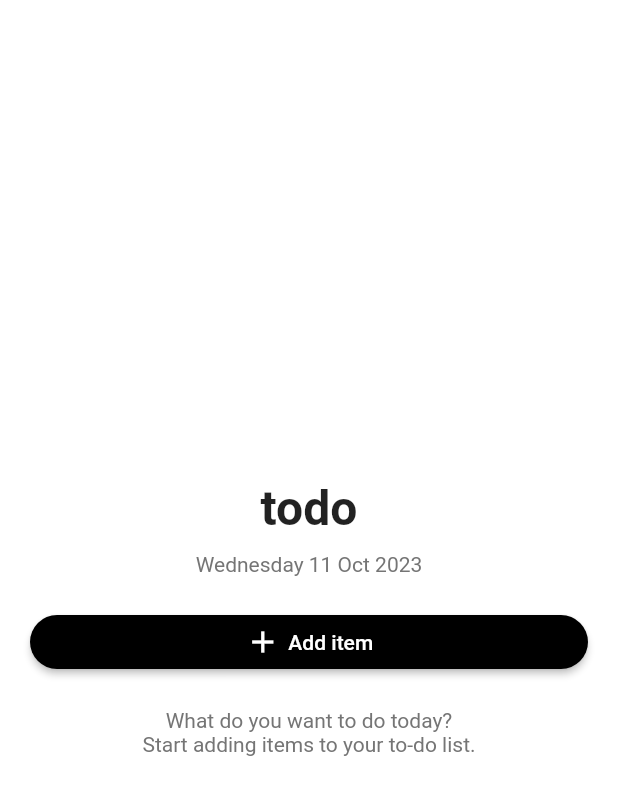
After one commit to loandre/ToDoApp, a Flutter app: the TodosListScreen screen opened directly, on a phone screen of 412 x 824 dp. The commit adds this screen. Shown: the top 795 px of the screen. Run offline on Flutter 3.47's test engine with Material 2 defaults, Android fonts, the phone set to English and light mode, and no system bars; our stand-ins replace sqflite; accounts and stored records are empty.

Commit message:
data persistence on separate screens

```diff
--- /dev/null
+++ b/lib/screens/empty_todo.dart
@@ -0,0 +1,63 @@
+import 'package:flutter/material.dart';
+import 'package:intl/intl.dart';
+import 'package:to_do_app/screens/input_todo.dart';
+
+class EmptyTodoScreen extends StatefulWidget {
+  @override
+  _EmptyTodoScreenState createState() => _EmptyTodoScreenState();
+}
+
+class _EmptyTodoScreenState extends State<EmptyTodoScreen> {
+  void _navigateToInputScreen() {
+    Navigator.of(context)
+        .push(MaterialPageRoute(builder: (context) => InputTodoScreen()));
+  }
+
+  @override
+  Widget build(BuildContext context) {
+    return Scaffold(
+      body: Padding(
+        padding: const EdgeInsets.all(20.0),
+        child: Column(
+          mainAxisAlignment: MainAxisAlignment.center,
+          children: <Widget>[
+            Text(
+              'todo',
+              style: TextStyle(fontSize: 32, fontWeight: FontWeight.bold),
+            ),
+            SizedBox(height: 10),
+            Text(
+              DateFormat('EEEE dd MMM yyyy').format(DateTime.now()),
+              style: TextStyle(color: Colors.grey[600]),
+            ),
+            SizedBox(height: 20),
+            ElevatedButton(
+              onPressed: _navigateToInputScreen,
+              child: Row(
+                mainAxisAlignment: MainAxisAlignment.center,
+                children: [
+                  Icon(Icons.add, color: Colors.white),
+                  SizedBox(width: 5.0),
+                  Text('Add item'),
+                ],
+              ),
+              style: ElevatedButton.styleFrom(
+                primary: Colors.black,
+                onPrimary: Colors.white,
+                shape: RoundedRectangleBorder(
+                  borderRadius: BorderRadius.circular(30),
+                ),
+              ),
+            ),
+            SizedBox(height: 20),
+            Text(
+              "What do you want to do today?\nStart adding items to your to-do list.",
+              textAlign: TextAlign.center,
+              style: TextStyle(color: Colors.grey[600]),
+            ),
+          ],
+        ),
+      ),
+    );
+  }
+}
--- /dev/null
+++ b/lib/screens/list_todos.dart
@@ -0,0 +1,92 @@
+import 'package:flutter/material.dart';
+import 'package:intl/intl.dart';
+import 'package:to_do_app/models/item_todo.dart';
+import 'package:to_do_app/utils/database.dart';
+import 'package:to_do_app/screens/empty_todo.dart';
+
+class TodosListScreen extends StatefulWidget {
+  @override
+  _TodosListScreenState createState() => _TodosListScreenState();
+}
+
+class _TodosListScreenState extends State<TodosListScreen> {
+  List<TodoItem> todoItems = [];
+
+  @override
+  void initState() {
+    super.initState();
+    _loadTodoItems();
+  }
+
+  void _loadTodoItems() async {
+    List<Map<String, dynamic>> allRows = await DatabaseHelper.instance.queryAllRows();
+    List<TodoItem> loadedItems = allRows.map((row) => TodoItem.fromMap(row)).toList();
+
+    setState(() {
+      todoItems = loadedItems;
+    });
+  }
+
+  void _toggleTodoItem(TodoItem item) async {
+    setState(() {
+      item.isDone = !item.isDone;
+    });
+    await DatabaseHelper.instance.update(item.toMap());
+  }
+
+  Widget _buildTodoItem(TodoItem item) {
+    return ListTile(
+      leading: GestureDetector(
+        onTap: () => _toggleTodoItem(item),
+        child: Icon(
+          item.isDone ? Icons.radio_button_checked : Icons.radio_button_unchecked,
+          color: item.isDone ? Colors.black : Colors.black45,
+        ),
+      ),
+      title: Text(
+        item.title,
+        style: TextStyle(
+          decoration: item.isDone ? TextDecoration.lineThrough : null,
+        ),
+      ),
+    );
+  }
+
+  @override
+  Widget build(BuildContext context) {
+    if (todoItems.isEmpty) {
+      return EmptyTodoScreen();
+    }
+
+    return Scaffold(
+      body: Padding(
+        padding: const EdgeInsets.all(20.0),
+        child: Column(
+          children: <Widget>[
+            Text(
+              'todo',
+              style: TextStyle(fontSize: 32, fontWeight: FontWeight.bold),
+            ),
+            SizedBox(height: 10),
+            Text(
+              DateFormat('EEEE dd MMM yyyy').format(DateTime.now()),
+              style: TextStyle(color: Colors.grey[600]),
+            ),
+            SizedBox(height: 20),
+            Expanded(
+              child: ListView.separated(
+                itemCount: todoItems.length,
+                separatorBuilder: (context, index) => Divider(
+                  color: Colors.grey,
+                ),
+                itemBuilder: (context, index) {
+                  return _buildTodoItem(todoItems[index]);
+                },
+              ),
+            ),
+          ],
+        ),
+      ),
+    );
+  }
+}
```
Also changed, not shown: lib/main.dart (+5 -2 lines), lib/screens/input_todo.dart (added, +82 -0 lines), lib/screens/todo_screen.dart (+222 -222 lines), lib/models/item_todo.dart (renamed from lib/models/todo_item.dart), lib/utils/database.dart (renamed from lib/utils/database_helper.dart).
